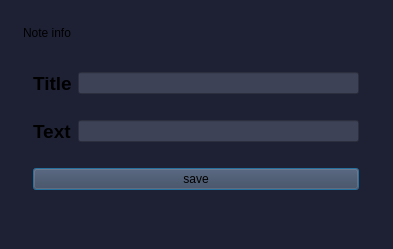
Before: the Qt Designer form src/forms/addnote.ui in nurofenchik/Notebook, drawn with Qt 5.
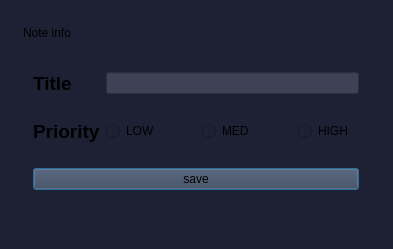
After: the same form once the commit is applied.

Commit message: Different colors of notes depending on different levels of priority created

What changed in the file:
```diff
--- a/src/forms/addnote.ui
+++ b/src/forms/addnote.ui
@@ -29,7 +29,7 @@
    <string notr="true">background-color:#1e2134;</string>
   </property>
   <layout class="QHBoxLayout" name="horizontalLayout">
-   <item alignment="Qt::AlignmentFlag::AlignHCenter">
+   <item>
     <widget class="QGroupBox" name="groupBox">
      <property name="minimumSize">
       <size>
@@ -144,6 +144,40 @@
       <string>Note info</string>
      </property>
      <layout class="QGridLayout" name="gridLayout">
+      <item row="1" column="3">
+       <widget class="QRadioButton" name="med_button">
+        <property name="text">
+         <string>MED</string>
+        </property>
+       </widget>
+      </item>
+      <item row="2" column="0" colspan="7">
+       <widget class="QPushButton" name="save_note_button">
+        <property name="styleSheet">
+         <string notr="true">background-color:#3d4256;</string>
+        </property>
+        <property name="text">
+         <string>save</string>
+        </property>
+       </widget>
+      </item>
+      <item row="1" column="1">
+       <widget class="QRadioButton" name="low_button">
+        <property name="text">
+         <string>LOW</string>
+        </property>
+       </widget>
+      </item>
+      <item row="0" column="1" colspan="6">
+       <widget class="QLineEdit" name="shorttxt_line">
+        <property name="styleSheet">
+         <string notr="true">background-color:#3d4256;</string>
+        </property>
+        <property name="maxLength">
+         <number>11</number>
+        </property>
+       </widget>
+      </item>
       <item row="0" column="0">
        <widget class="QLabel" name="shorttxt_label">
         <property name="maximumSize">
@@ -164,15 +198,34 @@
         </property>
        </widget>
       </item>
-      <item row="0" column="1">
-       <widget class="QLineEdit" name="shorttxt_line">
-        <property name="styleSheet">
-         <string notr="true">background-color:#3d4256;</string>
+      <item row="1" column="2">
+       <spacer name="horizontalSpacer">
+        <property name="orientation">
+         <enum>Qt::Orientation::Horizontal</enum>
         </property>
-        <property name="maxLength">
-         <number>11</number>
+        <property name="sizeType">
+         <enum>QSizePolicy::Policy::Fixed</enum>
         </property>
-       </widget>
+        <property name="sizeHint" stdset="0">
+         <size>
+          <width>30</width>
+          <height>20</height>
+         </size>
+        </property>
+       </spacer>
+      </item>
+      <item row="1" column="4">
+       <spacer name="horizontalSpacer_2">
+        <property name="orientation">
+         <enum>Qt::Orientation::Horizontal</enum>
+        </property>
+        <property name="sizeHint" stdset="0">
+         <size>
+          <width>40</width>
+          <height>20</height>
+         </size>
+        </property>
+       </spacer>
       </item>
       <item row="1" column="0">
        <widget class="QLabel" name="fulltxt_label">
@@ -193,27 +246,14 @@
          <string notr="true">background-color:#1e2134;</string>
         </property>
         <property name="text">
-         <string>Text</string>
+         <string>Priority</string>
         </property>
        </widget>
       </item>
-      <item row="1" column="1">
-       <widget class="QLineEdit" name="fulltxt_line">
-        <property name="styleSheet">
-         <string notr="true">background-color:#3d4256;</string>
-        </property>
-        <property name="maxLength">
-         <number>32000</number>
-        </property>
-       </widget>
-      </item>
-      <item row="2" column="0" colspan="2">
-       <widget class="QPushButton" name="save_note_button">
-        <property name="styleSheet">
-         <string notr="true">background-color:#3d4256;</string>
-        </property>
+      <item row="1" column="5">
+       <widget class="QRadioButton" name="high_button">
         <property name="text">
-         <string>save</string>
+         <string>HIGH</string>
         </property>
        </widget>
       </item>
```
The commit also changes 5 other files.
